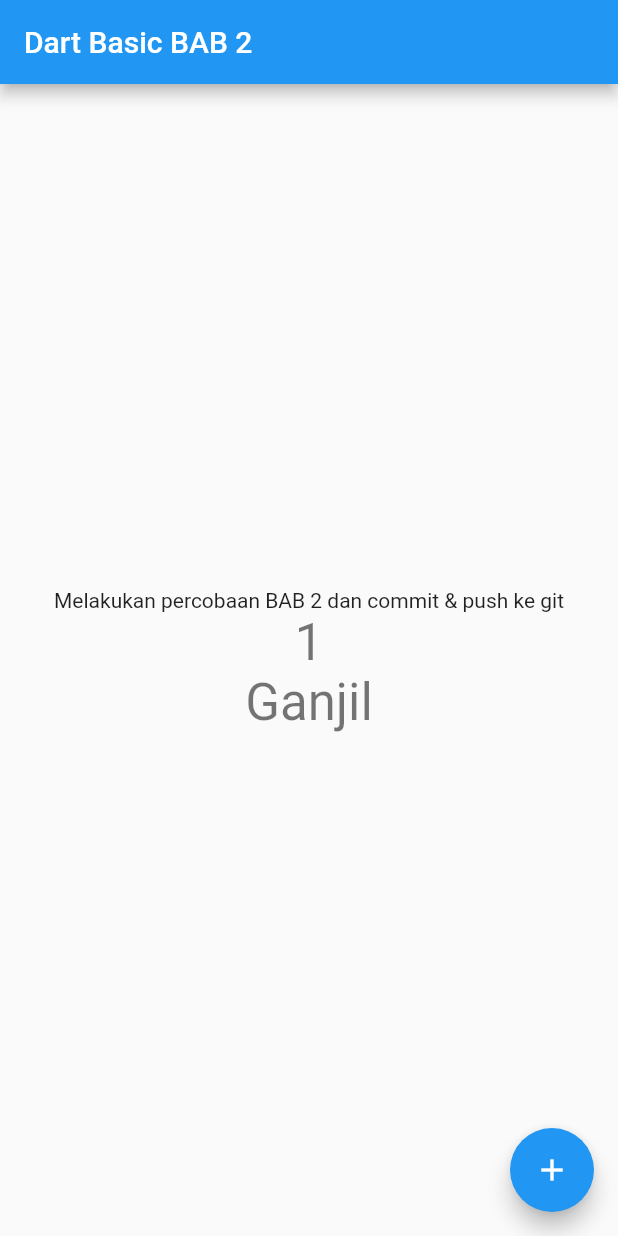
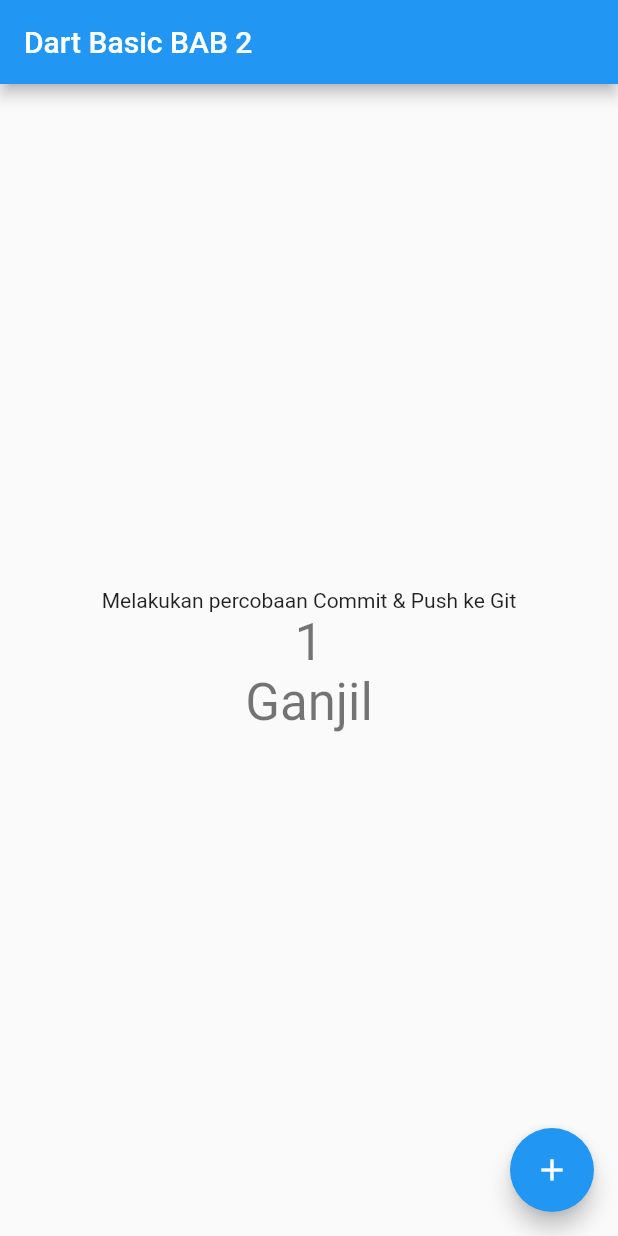
Before and after one commit to muhammadlatif13/Pemrograman-Perangkat-Bergerak, a Flutter app: the screen it shows after launch, on a phone screen of 412 x 824 dp. Run offline on Flutter 3.47's test engine with Material 2 defaults, Android fonts, the light colour scheme and no system bars.

Commit message:
Commit Baru

```diff
--- a/helloworld/lib/main.dart
+++ b/helloworld/lib/main.dart
@@ -113,7 +113,7 @@ class _MyHomePageState extends State<MyHomePage> {
           mainAxisAlignment: MainAxisAlignment.center,
           children: <Widget>[
             const Text(
-              'Melakukan percobaan BAB 2 dan commit & push ke git',
+              'Melakukan percobaan Commit & Push ke Git',
             ),
             Text(
               '$_counter',
```
